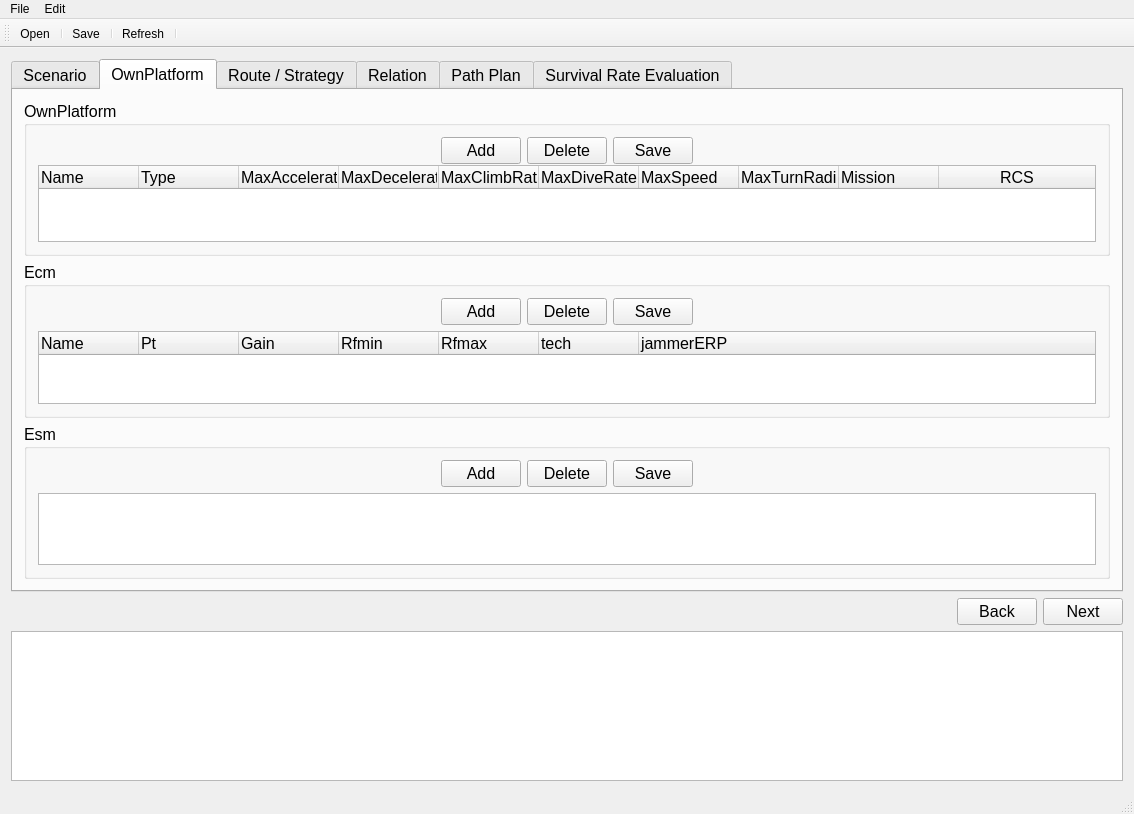
Above: PathPlanGui/MainWindow.ui from louie17/PathPlanning before the change. Below: the same form after it.
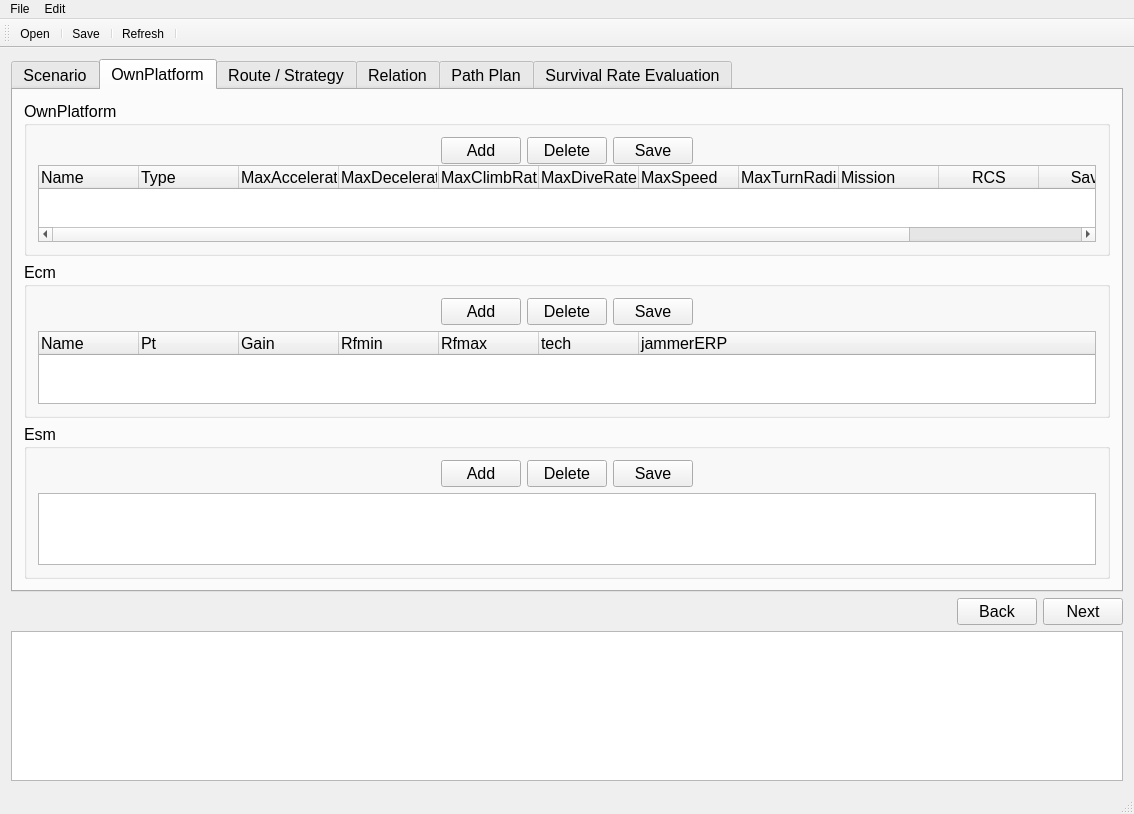
That is the form after the change. The open tabs and pages were chosen to show the change. Custom widgets are drawn as their Qt base class.

Commit message: OwnPlatform表格每行添加save/del按钮

```diff
--- a/PathPlanGui/MainWindow.ui
+++ b/PathPlanGui/MainWindow.ui
@@ -964,6 +964,16 @@
                      <string>RCS</string>
                     </property>
                    </column>
+                   <column>
+                    <property name="text">
+                     <string>Save</string>
+                    </property>
+                   </column>
+                   <column>
+                    <property name="text">
+                     <string>Del</string>
+                    </property>
+                   </column>
                   </widget>
                  </item>
                 </layout>
```
Left out of the diff: 2 changed lines with no effect on the pictures. The commit also changes 5 other files.
